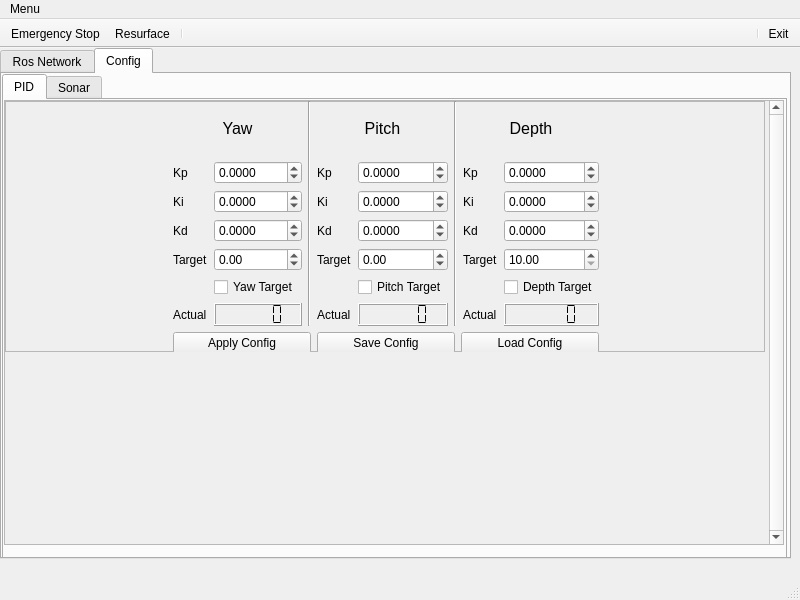
The window that Gui/phoenix_gui/ui/main_window.ui (decoderdan/projectPhoenix) describes before a commit, drawn with Qt 5.
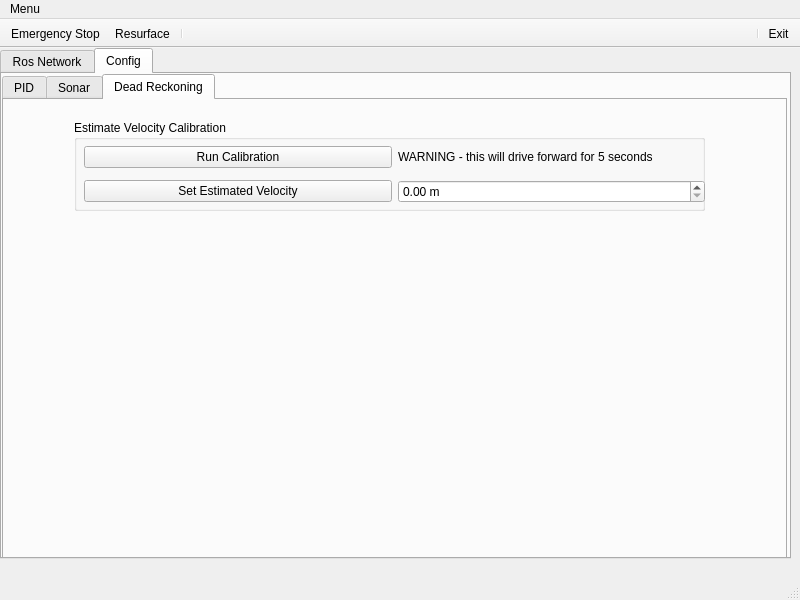
The same window after the commit.

Commit message: added estimate velocity function and publisher to gui (for calculated dead reckoning)

Diff of the .ui file:
```diff
--- a/Gui/phoenix_gui/ui/main_window.ui
+++ b/Gui/phoenix_gui/ui/main_window.ui
@@ -249,7 +249,7 @@
        </rect>
       </property>
       <property name="currentIndex">
-       <number>0</number>
+       <number>2</number>
       </property>
       <widget class="QWidget" name="tabConfig_pid">
        <attribute name="title">
@@ -1132,6 +1132,70 @@
         </layout>
        </widget>
       </widget>
+      <widget class="QWidget" name="tabConfig_dead_reckoning">
+       <attribute name="title">
+        <string>Dead Reckoning</string>
+       </attribute>
+       <widget class="QGroupBox" name="groupBox_3">
+        <property name="geometry">
+         <rect>
+          <x>70</x>
+          <y>20</y>
+          <width>631</width>
+          <height>91</height>
+         </rect>
+        </property>
+        <property name="autoFillBackground">
+         <bool>false</bool>
+        </property>
+        <property name="title">
+         <string>Estimate Velocity Calibration</string>
+        </property>
+        <property name="flat">
+         <bool>false</bool>
+        </property>
+        <widget class="QWidget" name="gridLayoutWidget_2">
+         <property name="geometry">
+          <rect>
+           <x>10</x>
+           <y>20</y>
+           <width>621</width>
+           <height>71</height>
+          </rect>
+         </property>
+         <layout class="QGridLayout" name="gridLayout_7">
+          <item row="0" column="0">
+           <widget class="QPushButton" name="pushButton_runCalibration_deadReckoning">
+            <property name="text">
+             <string>Run Calibration</string>
+            </property>
+           </widget>
+          </item>
+          <item row="0" column="1">
+           <widget class="QLabel" name="label_3">
+            <property name="text">
+             <string>WARNING - this will drive forward for 5 seconds</string>
+            </property>
+           </widget>
+          </item>
+          <item row="1" column="0">
+           <widget class="QPushButton" name="pushButton_setDist_deadReckoning">
+            <property name="text">
+             <string>Set Estimated Velocity</string>
+            </property>
+           </widget>
+          </item>
+          <item row="1" column="1">
+           <widget class="QDoubleSpinBox" name="spinBox_distance_deadReckoning">
+            <property name="suffix">
+             <string> m</string>
+            </property>
+           </widget>
+          </item>
+         </layout>
+        </widget>
+       </widget>
+      </widget>
      </widget>
     </widget>
    </widget>
```
Left out of the diff: 2 changed lines with no effect on the pictures. The commit also changes 4 other files.
